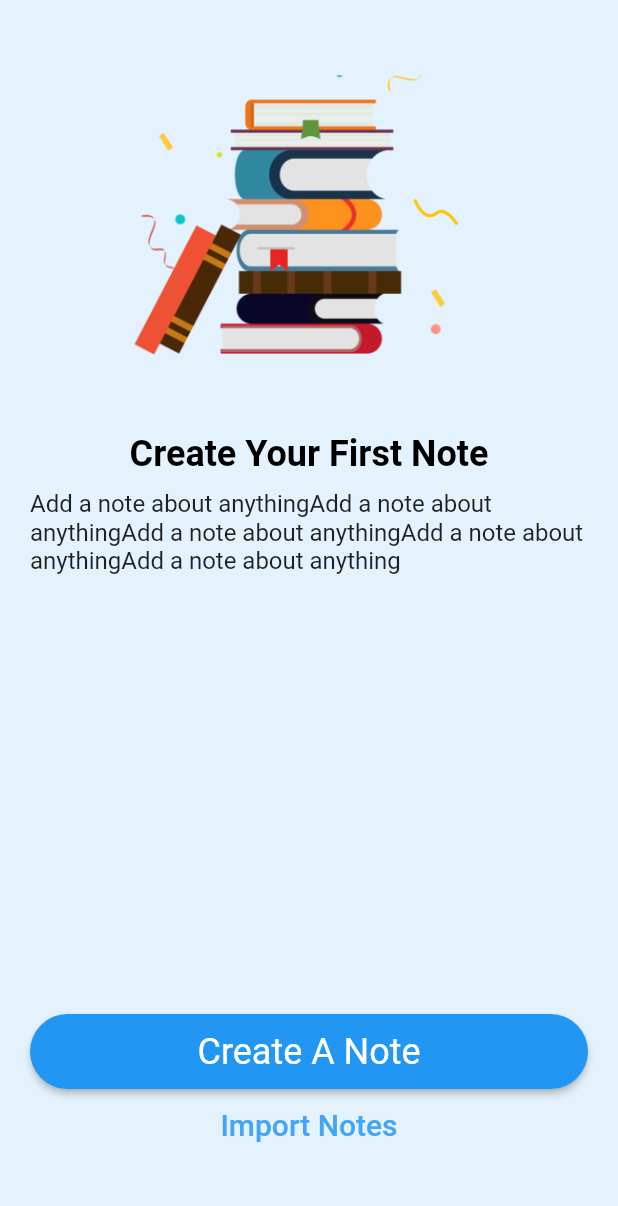
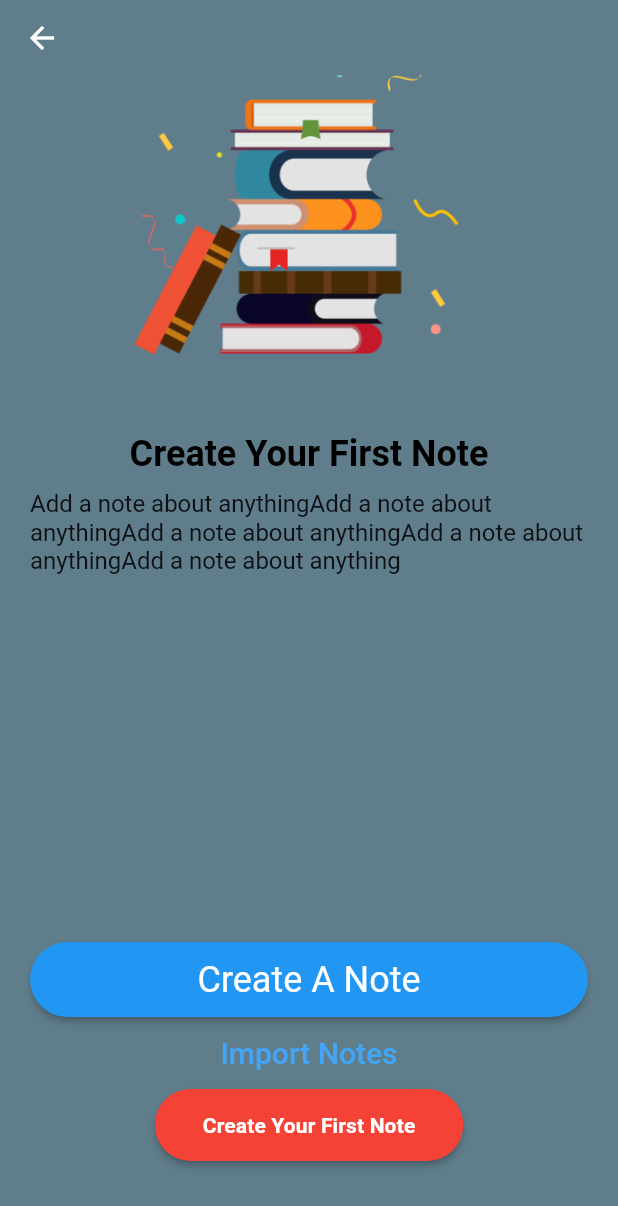
Before and after one commit to Prometya/Flutter-Ders, a Flutter app: the NoteDemoTekrar screen opened directly, on a phone screen of 412 x 824 dp. Shown: the top 1206 px of the screen. Run offline on Flutter 3.47's test engine with Material 2 defaults, Android fonts, the phone set to English and light mode, and no system bars; network calls fail.

Commit message:
Seyir sonrası kursa devam. 21.11.2022

```diff
--- /dev/null
+++ b/lib/101/custom_widget.dart
@@ -0,0 +1,64 @@
+import 'package:flutter/material.dart';
+
+class CustomWidgetLearn extends StatelessWidget {
+  const CustomWidgetLearn({Key? key}) : super(key: key);
+  final String title = 'Şeker';
+  @override
+  Widget build(BuildContext context) {
+    return Scaffold(
+      appBar: AppBar(),
+      body: Column(
+        crossAxisAlignment: CrossAxisAlignment.start,
+        children: [
+          Center(
+              child: Padding(
+            padding: const EdgeInsets.symmetric(horizontal: 10),
+            child: SizedBox(
+                width: MediaQuery.of(context).size.width,
+                child: CustomFootButton(
+                  title: title,
+                  onPressed: () {},
+                )),
+          )),
+          const SizedBox(height: 100),
+          CustomFootButton(title: title, onPressed: () {}),
+        ],
+      ),
+    );
+  }
+}
+
+class _ColorsUtility {
+  final Color redColor = Colors.red;
+  final Color white = Colors.white;
+}
+
+class _PaddingUtility {
+  final EdgeInsets normalPadding = const EdgeInsets.all(8.0);
+  final EdgeInsets normal2xPadding = const EdgeInsets.all(16.0);
+}
+
+class CustomFootButton extends StatelessWidget
+    with _ColorsUtility, _PaddingUtility {
+  CustomFootButton({Key? key, required this.title, required this.onPressed})
+      : super(key: key);
+  final String title;
+  final void Function() onPressed;
+  @override
+  Widget build(BuildContext context) {
+    return ElevatedButton(
+        style: ElevatedButton.styleFrom(
+            backgroundColor: redColor, shape: const StadiumBorder()),
+        onPressed: onPressed,
+        child: Padding(
+          padding: normal2xPadding,
+          child: Text(
+            title,
+            style: Theme.of(context)
+                .textTheme
+                .subtitle2
+                ?.copyWith(color: white, fontWeight: FontWeight.bold),
+          ),
+        ));
+  }
+}
--- a/lib/demos/note_demo_tekrar.dart
+++ b/lib/demos/note_demo_tekrar.dart
@@ -1,4 +1,5 @@
 import 'package:flutter/material.dart';
+import 'package:untitled1/101/custom_widget.dart';
 import 'package:untitled1/101/image_learn.dart';
 
 class NoteDemoTekrar extends StatelessWidget {
@@ -26,6 +27,10 @@ class NoteDemoTekrar extends StatelessWidget {
             TextButton(
                 onPressed: () {},
                 child: ImportButtonText(importMetin: importMetin)),
+            CustomFootButton(
+              title: metinBaslik,
+              onPressed: () {},
+            ),
             SizedBox(
               height: 50,
             )
```
Also changed, not shown: lib/101/column_row_learn.dart (added, +16 -0 lines), lib/101/indicator_learn.dart (added, +43 -0 lines), lib/101/list_tile_learn.dart (added, +47 -0 lines), lib/core/random_image_generator.dart (added, +15 -0 lines), lib/main.dart (+6 -3 lines).
